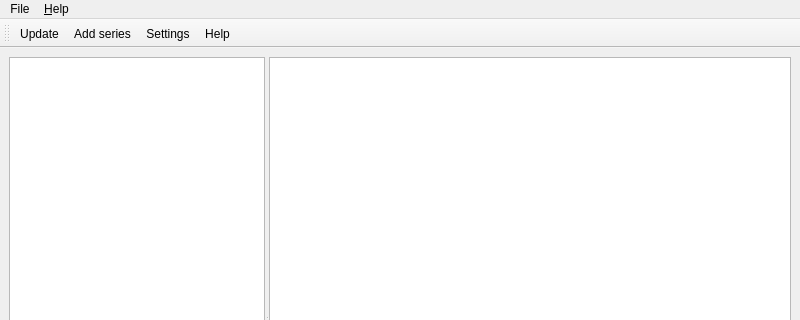
christofsteel/mucomicload, file src/res/mainWindow.ui: the form before one commit; both pictures show x 0 to 800 and y 0 to 320 of the 800 by 600 pixel window.
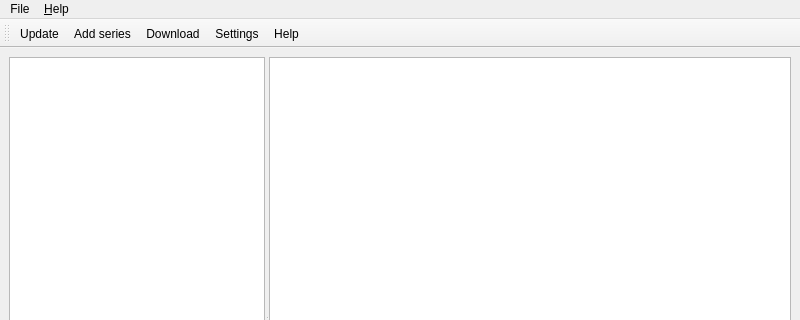
The form after the commit. Icons and pictures are not drawn.

The edit to the form file:
```diff
--- a/src/res/mainWindow.ui
+++ b/src/res/mainWindow.ui
@@ -107,6 +107,7 @@
    </attribute>
    <addaction name="actionUpdate"/>
    <addaction name="actionAdd_series"/>
+   <addaction name="actionDownload"/>
    <addaction name="menuFileSettings"/>
    <addaction name="actionHelp"/>
   </widget>
@@ -160,6 +161,15 @@
     <string>&amp;Help</string>
    </property>
   </action>
+  <action name="actionDownload">
+   <property name="icon">
+    <iconset resource="mucomicload.qrc">
+     <normaloff>:/res/download.png</normaloff>:/res/download.png</iconset>
+   </property>
+   <property name="text">
+    <string>Download</string>
+   </property>
+  </action>
  </widget>
  <resources>
   <include location="mucomicload.qrc"/>
```
Left out of the diff: 11 changed lines with no effect on the pictures.
